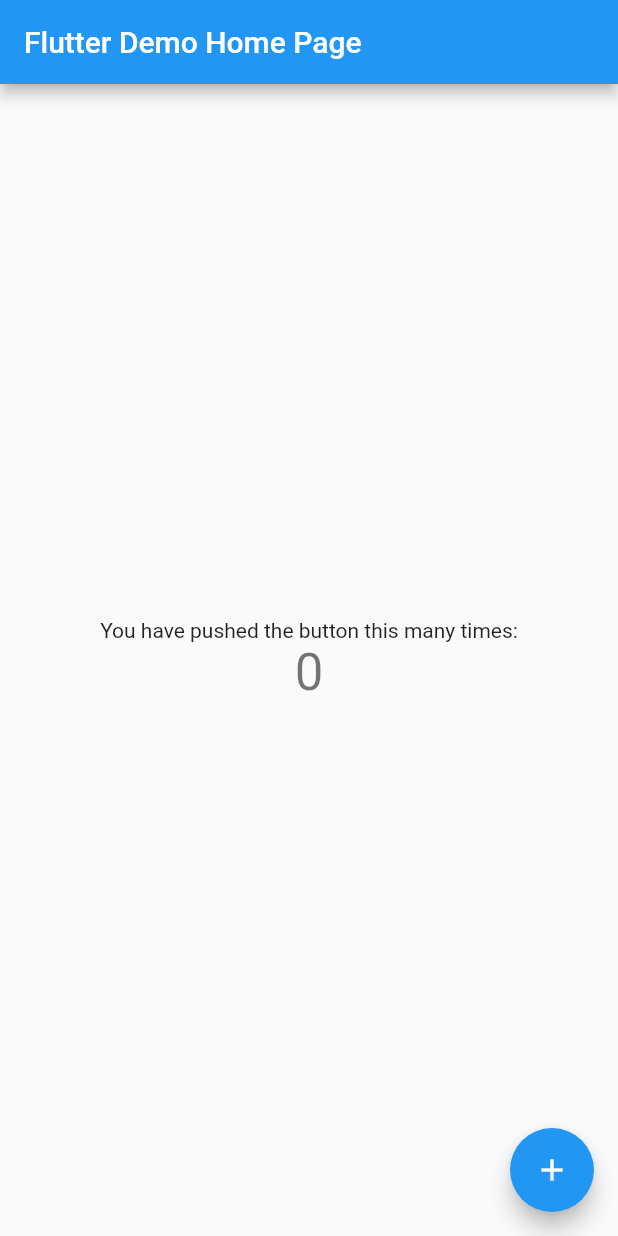
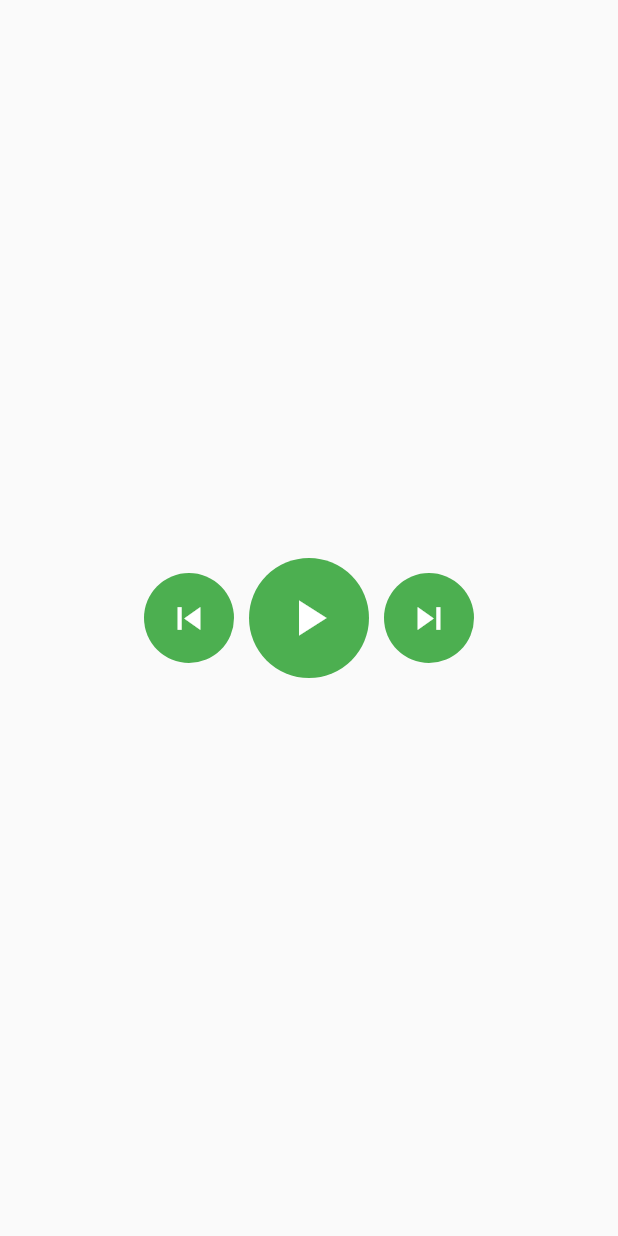
Before and after one commit to KadriyeMacit/Flutter-MP3-Player-with-MobX, a Flutter app: the screen it shows after launch, on a phone screen of 412 x 824 dp. Run offline on Flutter 3.47's test engine with Material 2 defaults, Android fonts, the phone set to English and light mode, and no system bars.

Commit message:
Add before/after/play buttons

```diff
--- a/mobx_mp3/lib/main.dart
+++ b/mobx_mp3/lib/main.dart
@@ -1,4 +1,5 @@
 import 'package:flutter/material.dart';
+import 'package:mobx_mp3/view/home_page.dart';
 
 void main() {
   runApp(const MyApp());
@@ -6,110 +7,15 @@
 
 class MyApp extends StatelessWidget {
   const MyApp({Key? key}) : super(key: key);
-
-  // This widget is the root of your application.
   @override
   Widget build(BuildContext context) {
     return MaterialApp(
-      title: 'Flutter Demo',
+      title: 'Mp3 player',
+      debugShowCheckedModeBanner: false,
       theme: ThemeData(
-        // This is the theme of your application.
-        //
-        // Try running your application with "flutter run". You'll see the
-        // application has a blue toolbar. Then, without quitting the app, try
-        // changing the primarySwatch below to Colors.green and then invoke
-        // "hot reload" (press "r" in the console where you ran "flutter run",
-        // or simply save your changes to "hot reload" in a Flutter IDE).
-        // Notice that the counter didn't reset back to zero; the application
-        // is not restarted.
         primarySwatch: Colors.blue,
       ),
-      home: const MyHomePage(title: 'Flutter Demo Home Page'),
+      home: const HomePage(),
     );
   }
 }
-
-class MyHomePage extends StatefulWidget {
-  const MyHomePage({Key? key, required this.title}) : super(key: key);
-
-  // This widget is the home page of your application. It is stateful, meaning
-  // that it has a State object (defined below) that contains fields that affect
-  // how it looks.
-
-  // This class is the configuration for the state. It holds the values (in this
-  // case the title) provided by the parent (in this case the App widget) and
-  // used by the build method of the State. Fields in a Widget subclass are
-  // always marked "final".
-
-  final String title;
-
-  @override
-  State<MyHomePage> createState() => _MyHomePageState();
-}
-
-class _MyHomePageState extends State<MyHomePage> {
-  int _counter = 0;
-
-  void _incrementCounter() {
-    setState(() {
-      // This call to setState tells the Flutter framework that something has
-      // changed in this State, which causes it to rerun the build method below
-      // so that the display can reflect the updated values. If we changed
-      // _counter without calling setState(), then the build method would not be
-      // called again, and so nothing would appear to happen.
-      _counter++;
-    });
-  }
-
-  @override
-  Widget build(BuildContext context) {
-    // This method is rerun every time setState is called, for instance as done
-    // by the _incrementCounter method above.
-    //
-    // The Flutter framework has been optimized to make rerunning build methods
-    // fast, so that you can just rebuild anything that needs updating rather
-    // than having to individually change instances of widgets.
-    return Scaffold(
-      appBar: AppBar(
-        // Here we take the value from the MyHomePage object that was created by
-        // the App.build method, and use it to set our appbar title.
-        title: Text(widget.title),
-      ),
-      body: Center(
-        // Center is a layout widget. It takes a single child and positions it
-        // in the middle of the parent.
-        child: Column(
-          // Column is also a layout widget. It takes a list of children and
-          // arranges them vertically. By default, it sizes itself to fit its
-          // children horizontally, and tries to be as tall as its parent.
-          //
-          // Invoke "debug painting" (press "p" in the console, choose the
-          // "Toggle Debug Paint" action from the Flutter Inspector in Android
-          // Studio, or the "Toggle Debug Paint" command in Visual Studio Code)
-          // to see the wireframe for each widget.
-          //
-          // Column has various properties to control how it sizes itself and
-          // how it positions its children. Here we use mainAxisAlignment to
-          // center the children vertically; the main axis here is the vertical
-          // axis because Columns are vertical (the cross axis would be
-          // horizontal).
-          mainAxisAlignment: MainAxisAlignment.center,
-          children: <Widget>[
-            const Text(
-              'You have pushed the button this many times:',
-            ),
-            Text(
-              '$_counter',
-              style: Theme.of(context).textTheme.headline4,
-            ),
-          ],
-        ),
-      ),
-      floatingActionButton: FloatingActionButton(
-        onPressed: _incrementCounter,
-        tooltip: 'Increment',
-        child: const Icon(Icons.add),
-      ), // This trailing comma makes auto-formatting nicer for build methods.
-    );
-  }
-}
--- /dev/null
+++ b/mobx_mp3/lib/view/buttons/before_button.dart
@@ -0,0 +1,23 @@
+import 'package:flutter/material.dart';
+
+class BeforeButton extends StatelessWidget {
+  const BeforeButton({Key? key}) : super(key: key);
+
+  @override
+  Widget build(BuildContext context) {
+    return Container(
+      decoration: const BoxDecoration(
+        color: Colors.green,
+        shape: BoxShape.circle,
+      ),
+      child: const Padding(
+        padding: EdgeInsets.all(15.0),
+        child: Icon(
+          Icons.skip_previous,
+          size: 30,
+          color: Colors.white,
+        ),
+      ),
+    );
+  }
+}
--- /dev/null
+++ b/mobx_mp3/lib/view/buttons/next_button.dart
@@ -0,0 +1,23 @@
+import 'package:flutter/material.dart';
+
+class NextButton extends StatelessWidget {
+  const NextButton({Key? key}) : super(key: key);
+
+  @override
+  Widget build(BuildContext context) {
+    return Container(
+      decoration: const BoxDecoration(
+        color: Colors.green,
+        shape: BoxShape.circle,
+      ),
+      child: const Padding(
+        padding: EdgeInsets.all(15.0),
+        child: Icon(
+          Icons.skip_next,
+          size: 30,
+          color: Colors.white,
+        ),
+      ),
+    );
+  }
+}
--- /dev/null
+++ b/mobx_mp3/lib/view/buttons/play_button.dart
@@ -0,0 +1,24 @@
+import 'package:flutter/material.dart';
+
+class PlayButton extends StatelessWidget {
+  const PlayButton({Key? key}) : super(key: key);
+
+  @override
+  Widget build(BuildContext context) {
+    return Container(
+      decoration: const BoxDecoration(
+        color: Colors.green,
+        shape: BoxShape.circle,
+      ),
+      child: const Padding(
+        padding: EdgeInsets.all(20.0),
+        child: Icon(
+          Icons.play_arrow,
+          //Icons.pause,
+          size: 40,
+          color: Colors.white,
+        ),
+      ),
+    );
+  }
+}
--- /dev/null
+++ b/mobx_mp3/lib/view/home_page.dart
@@ -0,0 +1,34 @@
+import 'package:flutter/material.dart';
+import 'package:mobx_mp3/view/buttons/before_button.dart';
+import 'package:mobx_mp3/view/buttons/next_button.dart';
+import 'package:mobx_mp3/view/buttons/play_button.dart';
+
+class HomePage extends StatelessWidget {
+  const HomePage({Key? key}) : super(key: key);
+
+  @override
+  Widget build(BuildContext context) {
+    return Scaffold(
+        body: Stack(
+      children: [
+        Align(
+          alignment: Alignment.center,
+          child: Row(
+            mainAxisSize: MainAxisSize.min,
+            children: const [
+              BeforeButton(),
+              SizedBox(
+                width: 10,
+              ),
+              PlayButton(),
+              SizedBox(
+                width: 10,
+              ),
+              NextButton(),
+            ],
+          ),
+        ),
+      ],
+    ));
+  }
+}
```
